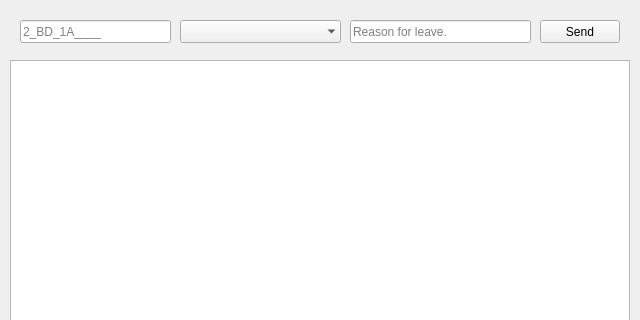
Above: generator/data/design.ui from brohithkr/KMIT-College-Pass-Manager before the change; both pictures show x 0 to 640 and y 0 to 320 of the 640 by 480 pixel window. Below: the same form after it.
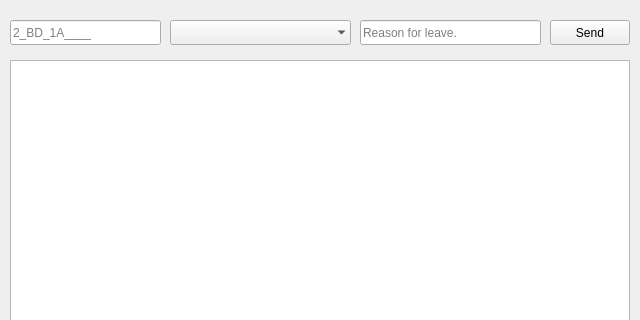
That is the form after the change.

Diff of the .ui file:
```diff
--- a/generator/data/design.ui
+++ b/generator/data/design.ui
@@ -47,10 +47,10 @@
     <widget class="QLineEdit" name="rno">
      <property name="geometry">
       <rect>
-       <x>10</x>
+       <x>0</x>
        <y>10</y>
        <width>151</width>
-       <height>23</height>
+       <height>25</height>
       </rect>
      </property>
      <property name="placeholderText">
@@ -60,10 +60,10 @@
     <widget class="QComboBox" name="PassType">
      <property name="geometry">
       <rect>
-       <x>170</x>
+       <x>160</x>
        <y>10</y>
-       <width>161</width>
-       <height>23</height>
+       <width>181</width>
+       <height>25</height>
       </rect>
      </property>
      <property name="currentIndex">
@@ -89,10 +89,10 @@
     <widget class="QPushButton" name="Send">
      <property name="geometry">
       <rect>
-       <x>530</x>
+       <x>540</x>
        <y>10</y>
        <width>80</width>
-       <height>23</height>
+       <height>25</height>
       </rect>
      </property>
      <property name="text">
@@ -102,10 +102,10 @@
     <widget class="QLineEdit" name="Reason">
      <property name="geometry">
       <rect>
-       <x>340</x>
+       <x>350</x>
        <y>10</y>
        <width>181</width>
-       <height>23</height>
+       <height>25</height>
       </rect>
      </property>
      <property name="placeholderText">
```
Left out of the diff: 3 changed lines with no effect on the pictures.
